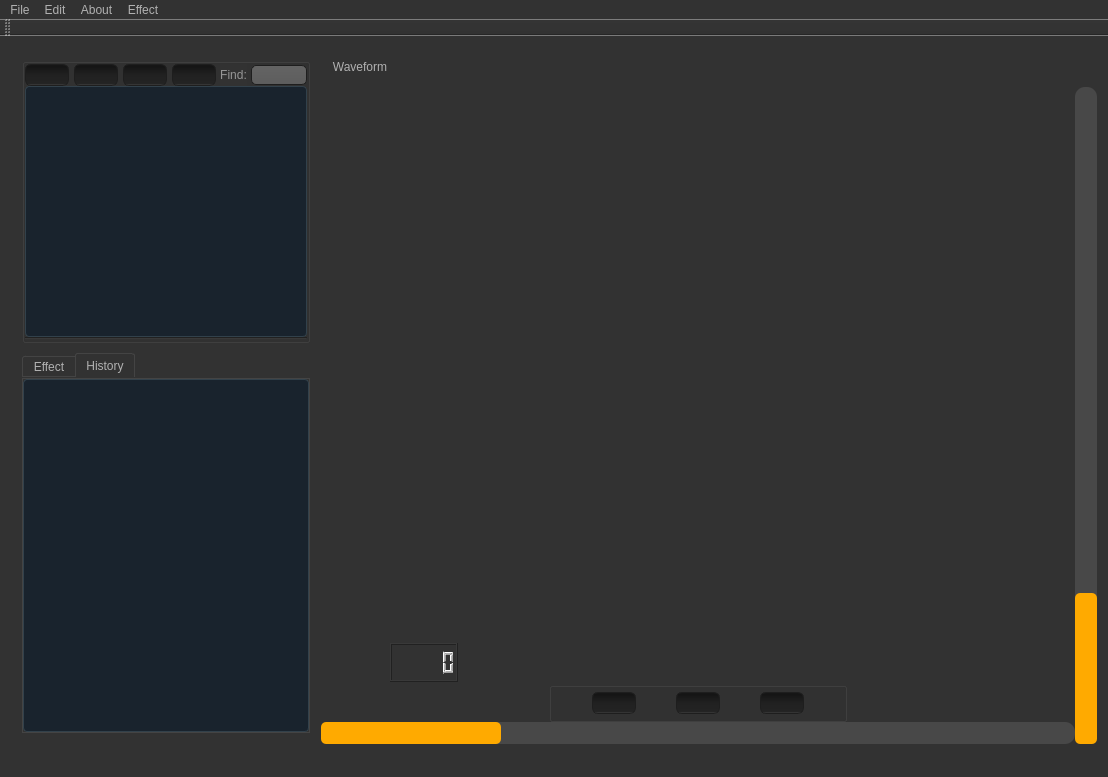
This is GUI/mainwindowForm.ui in TravisCao/MusicMonster as Qt 5 draws it before an edit. The edited form follows.
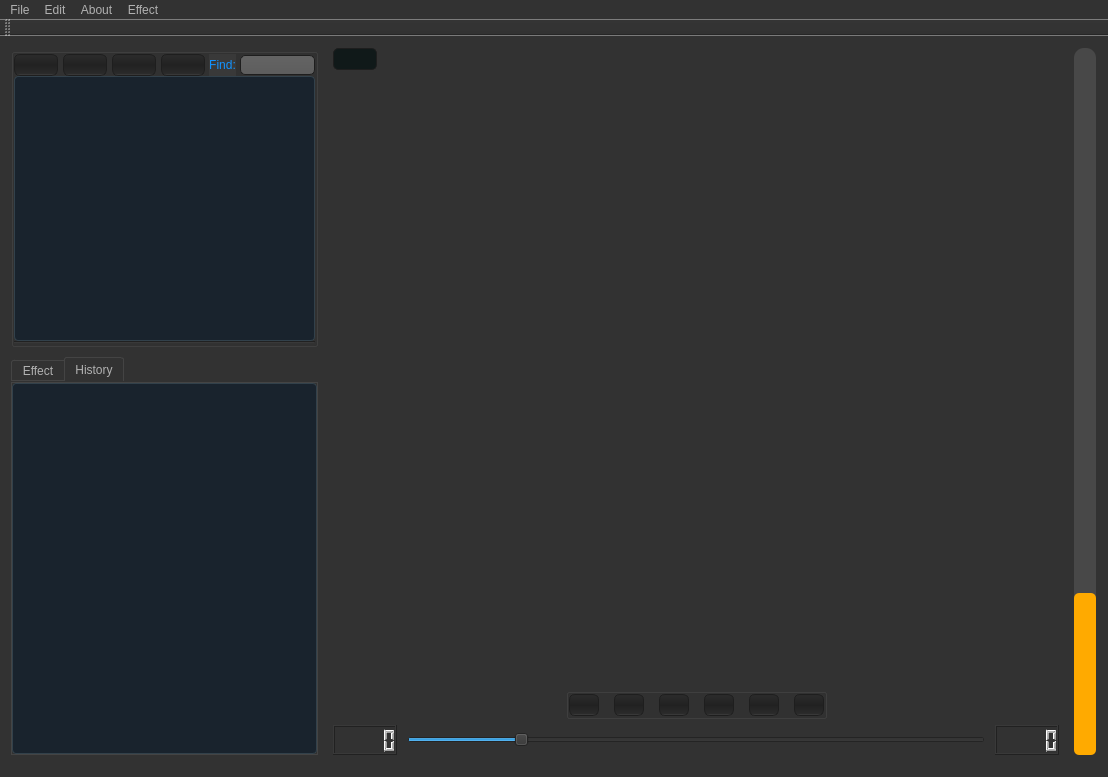
This is the edited form. Icons and pictures are not drawn.

Commit message: plus slider to control the music and design buttons to speed up, slow down, not with record, not connect signal and slot for music control

Patch:
```diff
--- a/GUI/mainwindowForm.ui
+++ b/GUI/mainwindowForm.ui
@@ -113,7 +113,7 @@
 QPushButton
 {
     color: #b1b1b1;
-    background-color: QLinearGradient( x1: 0, y1: 0, x2: 0, y2: 1, stop: 0 #161616, stop: 0.1 #151515, stop: 0.5 #212121, stop: 0.9 rgb(35,35,35), stop: 1 #464646);
+    background-color: QLinearGradient( x1: 0, y1: 0, x2: 0, y2: 1, stop: 0 rgb(42,42,42), stop: 0.1 rgb(42,42,42), stop: 0.5 #212121, stop: 0.9 rgb(42,42,42), stop: 1 #464646);
     border-width: 1px;
     border-color: #1e1e1e;
     border-style: solid;
@@ -126,9 +126,11 @@
 
 QPushButton:pressed
 {
-    background-color: QLinearGradient( x1: 0, y1: 0, x2: 0, y2: 1, stop: 0 #2d2d2d, stop: 0.1 #2b2b2b, stop: 0.5 #292929, stop: 0.9 #282828, stop: 1 #252525);
+    background-color: QLinearGradient( x1: 0, y1: 0, x2: 0, y2: 1, stop: 0 #464646, stop: 0.1 #151515, stop: 0.5 #464646, stop: 0.9 #282828, stop: 1 #252525);
 }
 
+
+
 QComboBox
 {
     selection-background-color: #ffaa00;
@@ -550,6 +552,11 @@
   background-color: #19232D;
   border: 1px transparent #32414B;
   border-radius: 0px;
+}
+
+QLabel
+{
+	color: #ffaa00
 }</string>
   </property>
   <property name="tabShape">
@@ -557,9 +564,33 @@
   </property>
   <widget class="QWidget" name="centralWidget">
    <layout class="QHBoxLayout" name="horizontalLayout_8" stretch="2,5">
+    <property name="spacing">
+     <number>10</number>
+    </property>
+    <property name="topMargin">
+     <number>12</number>
+    </property>
+    <property name="rightMargin">
+     <number>12</number>
+    </property>
+    <property name="bottomMargin">
+     <number>0</number>
+    </property>
     <item>
      <widget class="QWidget" name="widget_4" native="true">
       <layout class="QVBoxLayout" name="verticalLayout_3">
+       <property name="leftMargin">
+        <number>0</number>
+       </property>
+       <property name="topMargin">
+        <number>0</number>
+       </property>
+       <property name="rightMargin">
+        <number>0</number>
+       </property>
+       <property name="bottomMargin">
+        <number>0</number>
+       </property>
        <item>
         <layout class="QVBoxLayout" name="verticalLayout_2" stretch="3,4">
          <property name="spacing">
@@ -634,7 +665,7 @@
                         <string/>
                        </property>
                        <property name="icon">
-                        <iconset>
+                        <iconset resource="../images.qrc">
                          <normaloff>:/icon/openFile.jpg</normaloff>:/icon/openFile.jpg</iconset>
                        </property>
                       </widget>
@@ -654,7 +685,7 @@
                         <string notr="true"/>
                        </property>
                        <property name="icon">
-                        <iconset>
+                        <iconset resource="../images.qrc">
                          <normaloff>:/icon/newFile.jpg</normaloff>:/icon/newFile.jpg</iconset>
                        </property>
                       </widget>
@@ -665,7 +696,7 @@
                         <string/>
                        </property>
                        <property name="icon">
-                        <iconset>
+                        <iconset resource="../images.qrc">
                          <normaloff>:/icon/importFile.jpg</normaloff>:/icon/importFile.jpg</iconset>
                        </property>
                       </widget>
@@ -676,7 +707,7 @@
                         <string/>
                        </property>
                        <property name="icon">
-                        <iconset>
+                        <iconset resource="../images.qrc">
                          <normaloff>:/icon/delete.jpg</normaloff>:/icon/delete.jpg</iconset>
                        </property>
                        <property name="iconSize">
@@ -695,13 +726,20 @@
                    <item>
                     <widget class="QLabel" name="label">
                      <property name="styleSheet">
-                      <string notr="true">QLabel#label
+                      <string notr="true">QLabel
 {
-color: rgb(150,150,150)
-}</string>
+	background-color:rgb(57,57,57);
+}
+</string>
                      </property>
                      <property name="text">
-                      <string>Find:</string>
+                      <string>&lt;html&gt;&lt;head/&gt;&lt;body&gt;&lt;p&gt;&lt;span style=&quot; color:#1293ff;&quot;&gt;Find:&lt;/span&gt;&lt;/p&gt;&lt;/body&gt;&lt;/html&gt;</string>
+                     </property>
+                     <property name="textFormat">
+                      <enum>Qt::AutoText</enum>
+                     </property>
+                     <property name="scaledContents">
+                      <bool>false</bool>
                      </property>
                      <property name="alignment">
                       <set>Qt::AlignCenter</set>
@@ -807,10 +845,25 @@
      </widget>
     </item>
     <item>
-     <widget class="QWidget" name="widget_10" native="true">
-      <layout class="QGridLayout" name="gridLayout" rowstretch="1,14,1,1,1">
+     <widget class="QWidget" name="mainWidget" native="true">
+      <property name="styleSheet">
+       <string notr="true">QWidget#mainWidget
+{
+    color: #b1b1b1;
+    border-color: #ffa02f;
+    border-width: 1px;
+}
+
+QWidget#mainWidget:item:hover
+{
+    background-color: QLinearGradient( x1: 0, y1: 0, x2: 0, y2: 1, stop: 0 #ffa02f, stop: 1 #d7801a);
+    color: #ffa02f;
+}
+</string>
+      </property>
+      <layout class="QGridLayout" name="gridLayout" rowstretch="1,20,1,1">
        <property name="leftMargin">
-        <number>0</number>
+        <number>5</number>
        </property>
        <property name="topMargin">
         <number>0</number>
@@ -821,8 +874,50 @@
        <property name="bottomMargin">
         <number>0</number>
        </property>
-       <item row="3" column="0">
-        <layout class="QHBoxLayout" name="horizontalLayout_6">
+       <property name="horizontalSpacing">
+        <number>15</number>
+       </property>
+       <property name="verticalSpacing">
+        <number>-1</number>
+       </property>
+       <item row="0" column="0">
+        <layout class="QHBoxLayout" name="horizontalLayout_10">
+         <item>
+          <layout class="QHBoxLayout" name="horizontalLayout_2" stretch="0">
+           <item>
+            <widget class="QPushButton" name="waveform">
+             <property name="styleSheet">
+              <string notr="true">QPushButton#waveform
+{
+	background-color: rgb(16,25,25);
+	border-width: 1;
+	border-radius: 5;
+}
+</string>
+             </property>
+             <property name="text">
+              <string/>
+             </property>
+             <property name="icon">
+              <iconset resource="../images.qrc">
+               <normaloff>:/icon/waveform!.png</normaloff>:/icon/waveform!.png</iconset>
+             </property>
+             <property name="iconSize">
+              <size>
+               <width>88</width>
+               <height>20</height>
+              </size>
+             </property>
+             <property name="checkable">
+              <bool>true</bool>
+             </property>
+             <property name="checked">
+              <bool>true</bool>
+             </property>
+            </widget>
+           </item>
+          </layout>
+         </item>
          <item>
           <spacer name="horizontalSpacer_3">
            <property name="orientation">
@@ -830,181 +925,16 @@
            </property>
            <property name="sizeHint" stdset="0">
             <size>
-             <width>40</width>
+             <width>578</width>
              <height>20</height>
             </size>
            </property>
           </spacer>
          </item>
-         <item>
-          <widget class="QGroupBox" name="groupBox_3">
-           <property name="title">
-            <string/>
-           </property>
-           <layout class="QHBoxLayout" name="horizontalLayout_9">
-            <property name="leftMargin">
-             <number>0</number>
-            </property>
-            <property name="topMargin">
-             <number>0</number>
-            </property>
-            <property name="rightMargin">
-             <number>0</number>
-            </property>
-            <property name="bottomMargin">
-             <number>0</number>
-            </property>
-            <item>
-             <spacer name="horizontalSpacer_9">
-              <property name="orientation">
-               <enum>Qt::Horizontal</enum>
-              </property>
-              <property name="sizeHint" stdset="0">
-               <size>
-                <width>40</width>
-                <height>20</height>
-               </size>
-              </property>
-             </spacer>
-            </item>
-            <item>
-             <widget class="QPushButton" name="stopButtonWaveForm">
-              <property name="text">
-               <string/>
-              </property>
-              <property name="icon">
-               <iconset>
-                <normaloff>:/icon/stop.jpg</normaloff>:/icon/stop.jpg</iconset>
-              </property>
-             </widget>
-            </item>
-            <item>
-             <spacer name="horizontalSpacer_7">
-              <property name="orientation">
-               <enum>Qt::Horizontal</enum>
-              </property>
-              <property name="sizeHint" stdset="0">
-               <size>
-                <width>40</width>
-                <height>20</height>
-               </size>
-              </property>
-             </spacer>
-            </item>
-            <item>
-             <widget class="QPushButton" name="playButtonWaveForm">
-              <property name="text">
-               <string/>
-              </property>
-              <property name="icon">
-               <iconset>
-                <normaloff>:/icon/play.jpg</normaloff>:/icon/play.jpg</iconset>
-              </property>
-             </widget>
-            </item>
-            <item>
-             <spacer name="horizontalSpacer_8">
-              <property name="orientation">
-               <enum>Qt::Horizontal</enum>
-              </property>
-              <property name="sizeHint" stdset="0">
-               <size>
-                <width>40</width>
-                <height>20</height>
-               </size>
-              </property>
-             </spacer>
-            </item>
-            <item>
-             <widget class="QPushButton" name="pauseButtonWaveForm">
-              <property name="text">
-               <string/>
-              </property>
-              <property name="icon">
-               <iconset>
-                <normaloff>:/icon/pause.jpg</normaloff>:/icon/pause.jpg</iconset>
-              </property>
-             </widget>
-            </item>
-            <item>
-             <spacer name="horizontalSpacer_10">
-              <property name="orientation">
-               <enum>Qt::Horizontal</enum>
-              </property>
-              <property name="sizeHint" stdset="0">
-               <size>
-                <width>40</width>
-                <height>20</height>
-               </size>
-              </property>
-             </spacer>
-            </item>
-           </layout>
-          </widget>
-         </item>
-         <item>
-          <spacer name="horizontalSpacer_4">
-           <property name="orientation">
-            <enum>Qt::Horizontal</enum>
-           </property>
-           <property name="sizeHint" stdset="0">
-            <size>
-             <width>40</width>
-             <height>20</height>
-            </size>
-           </property>
-          </spacer>
-         </item>
         </layout>
        </item>
-       <item row="1" column="0">
-        <widget class="QWidget" name="widget_2" native="true"/>
-       </item>
-       <item row="4" column="0">
-        <widget class="QProgressBar" name="progressBar_4">
-         <property name="value">
-          <number>24</number>
-         </property>
-         <property name="textVisible">
-          <bool>false</bool>
-         </property>
-        </widget>
-       </item>
-       <item row="2" column="0">
-        <layout class="QHBoxLayout" name="horizontalLayout_7" stretch="1,1,9">
-         <item>
-          <spacer name="horizontalSpacer_5">
-           <property name="orientation">
-            <enum>Qt::Horizontal</enum>
-           </property>
-           <property name="sizeHint" stdset="0">
-            <size>
-             <width>40</width>
-             <height>20</height>
-            </size>
-           </property>
-          </spacer>
-         </item>
-         <item>
-          <widget class="QLCDNumber" name="lcdNumber"/>
-         </item>
-         <item>
-          <spacer name="horizontalSpacer_2">
-           <property name="orientation">
-            <enum>Qt::Horizontal</enum>
-           </property>
-           <property name="sizeHint" stdset="0">
-            <size>
-             <width>40</width>
-             <height>20</height>
-            </size>
-           </property>
-          </spacer>
-         </item>
-        </layout>
-       </item>
-       <item row="1" column="1" rowspan="4">
-        <widget class="QProgressBar" name="progressBar_3">
+       <item row="0" column="1" rowspan="4">
+        <widget class="QProgressBar" name="volumeBar">
          <property name="value">
           <number>23</number>
          </property>
@@ -1025,18 +955,11 @@
          </property>
         </widget>
        </item>
-       <item row="0" column="0" colspan="2">
-        <layout class="QHBoxLayout" name="horizontalLayout_2" stretch="1,9">
-         <item>
-          <widget class="QLabel" name="label_2">
-           <property name="text">
-            <string>Waveform</string>
-           </property>
-           <property name="alignment">
-            <set>Qt::AlignCenter</set>
-           </property>
-          </widget>
-         </item>
+       <item row="1" column="0">
+        <widget class="QWidget" name="widget_2" native="true"/>
+       </item>
+       <item row="2" column="0">
+        <layout class="QHBoxLayout" name="horizontalLayout_7" stretch="2,1,2">
          <item>
           <spacer name="horizontalSpacer">
            <property name="orientation">
@@ -1044,11 +967,243 @@
            </property>
            <property name="sizeHint" stdset="0">
             <size>
-             <width>40</width>
+             <width>158</width>
              <height>20</height>
             </size>
            </property>
           </spacer>
+         </item>
+         <item>
+          <widget class="QGroupBox" name="groupBox_3">
+           <property name="title">
+            <string/>
+           </property>
+           <layout class="QHBoxLayout" name="horizontalLayout_6">
+            <property name="spacing">
+             <number>15</number>
+            </property>
+            <property name="sizeConstraint">
+             <enum>QLayout::SetFixedSize</enum>
+            </property>
+            <property name="leftMargin">
+             <number>0</number>
+            </property>
+            <property name="topMargin">
+             <number>0</number>
+            </property>
+            <property name="rightMargin">
+             <number>0</number>
+            </property>
+            <property name="bottomMargin">
+             <number>0</number>
+            </property>
+            <item>
+             <widget class="QPushButton" name="playloop">
+              <property name="maximumSize">
+               <size>
+                <width>30</width>
+                <height>30</height>
+               </size>
+              </property>
+              <property name="sizeIncrement">
+               <size>
+                <width>0</width>
+                <height>0</height>
+               </size>
+              </property>
+              <property name="baseSize">
+               <size>
+                <width>30</width>
+                <height>30</height>
+               </size>
+              </property>
+              <property name="text">
+               <string/>
+              </property>
+              <property name="icon">
+               <iconset resource="../images.qrc">
+                <normaloff>:/icon/playloop.png</normaloff>:/icon/playloop.png</iconset>
+              </property>
+              <property name="iconSize">
+               <size>
+                <width>20</width>
+                <height>20</height>
+               </size>
+              </property>
+             </widget>
+            </item>
+            <item>
+             <widget class="QPushButton" name="stop">
+              <property name="maximumSize">
+               <size>
+                <width>30</width>
+                <height>30</height>
+               </size>
+              </property>
+              <property name="text">
+               <string/>
+              </property>
+              <property name="icon">
+               <iconset resource="../images.qrc">
+                <normaloff>:/icon/stop.png</normaloff>:/icon/stop.png</iconset>
+              </property>
+              <property name="iconSize">
+               <size>
+                <width>20</width>
+                <height>20</height>
+               </size>
+              </property>
+             </widget>
+            </item>
+            <item>
+             <widget class="QPushButton" name="slow">
+              <property name="maximumSize">
+               <size>
+                <width>30</width>
+                <height>30</height>
+               </size>
+              </property>
+              <property name="text">
+               <string/>
+              </property>
+              <property name="icon">
+               <iconset resource="../images.qrc">
+                <normaloff>:/icon/slow.png</normaloff>:/icon/slow.png</iconset>
+              </property>
+              <property name="iconSize">
+               <size>
+                <width>20</width>
+                <height>20</height>
+               </size>
+              </property>
+             </widget>
+            </item>
+            <item>
+             <widget class="QPushButton" name="play">
+              <property name="maximumSize">
+               <size>
+                <width>30</width>
+                <height>30</height>
+               </size>
+              </property>
+              <property name="text">
+               <string/>
+              </property>
+              <property name="icon">
+               <iconset resource="../images.qrc">
+                <normaloff>:/icon/play.png</normaloff>:/icon/play.png</iconset>
+              </property>
+              <property name="iconSize">
+               <size>
+                <width>20</width>
+                <height>20</height>
+               </size>
+              </property>
+             </widget>
+            </item>
+            <item>
+             <widget class="QPushButton" name="speed">
+              <property name="maximumSize">
+               <size>
+                <width>30</width>
+                <height>30</height>
+               </size>
+              </property>
+              <property name="text">
+               <string/>
+              </property>
+              <property name="icon">
+               <iconset resource="../images.qrc">
+                <normaloff>:/icon/speed.png</normaloff>:/icon/speed.png</iconset>
+              </property>
+              <property name="iconSize">
+               <size>
+                <width>20</width>
+                <height>21</height>
+               </size>
+              </property>
+             </widget>
+            </item>
+            <item>
+             <widget class="QPushButton" name="record">
+              <property name="maximumSize">
+               <size>
+                <width>30</width>
+                <height>30</height>
+               </size>
+              </property>
+              <property name="text">
+               <string/>
+              </property>
+              <property name="icon">
+               <iconset resource="../images.qrc">
+                <normaloff>:/icon/record.png</normaloff>:/icon/record.png</iconset>
+              </property>
+              <property name="iconSize">
+               <size>
+                <width>20</width>
+                <height>20</height>
+               </size>
+              </property>
+             </widget>
+            </item>
+           </layout>
+          </widget>
+         </item>
+         <item>
+          <spacer name="horizontalSpacer_2">
+           <property name="orientation">
+            <enum>Qt::Horizontal</enum>
+           </property>
+           <property name="sizeHint" stdset="0">
+            <size>
+             <width>128</width>
+             <height>20</height>
+            </size>
+           </property>
+          </spacer>
+         </item>
+        </layout>
+       </item>
+       <item row="3" column="0">
+        <layout class="QHBoxLayout" name="horizontalLayout_9">
+         <property name="spacing">
+          <number>10</number>
+         </property>
+         <item>
+          <widget class="QLCDNumber" name="timeNow">
+           <property name="styleSheet">
+            <string notr="true"/>
+           </property>
+          </widget>
+         </item>
+         <item>
+          <widget class="QSlider" name="horizontalSlider">
+           <property name="maximum">
+            <number>100</number>
+           </property>
+           <property name="pageStep">
+            <number>100</number>
+           </property>
+           <property name="sliderPosition">
+            <number>19</number>
+           </property>
+           <property name="orientation">
+            <enum>Qt::Horizontal</enum>
+           </property>
+           <property name="invertedAppearance">
+            <bool>false</bool>
+           </property>
+           <property name="invertedControls">
+            <bool>true</bool>
+           </property>
+           <property name="tickPosition">
+            <enum>QSlider::NoTicks</enum>
+           </property>
+          </widget>
+         </item>
+         <item>
+          <widget class="QLCDNumber" name="timeTotal"/>
          </item>
         </layout>
        </item>
```
Left out of the diff: 4 changed lines with no effect on the pictures. The commit also changes 66 other files.
